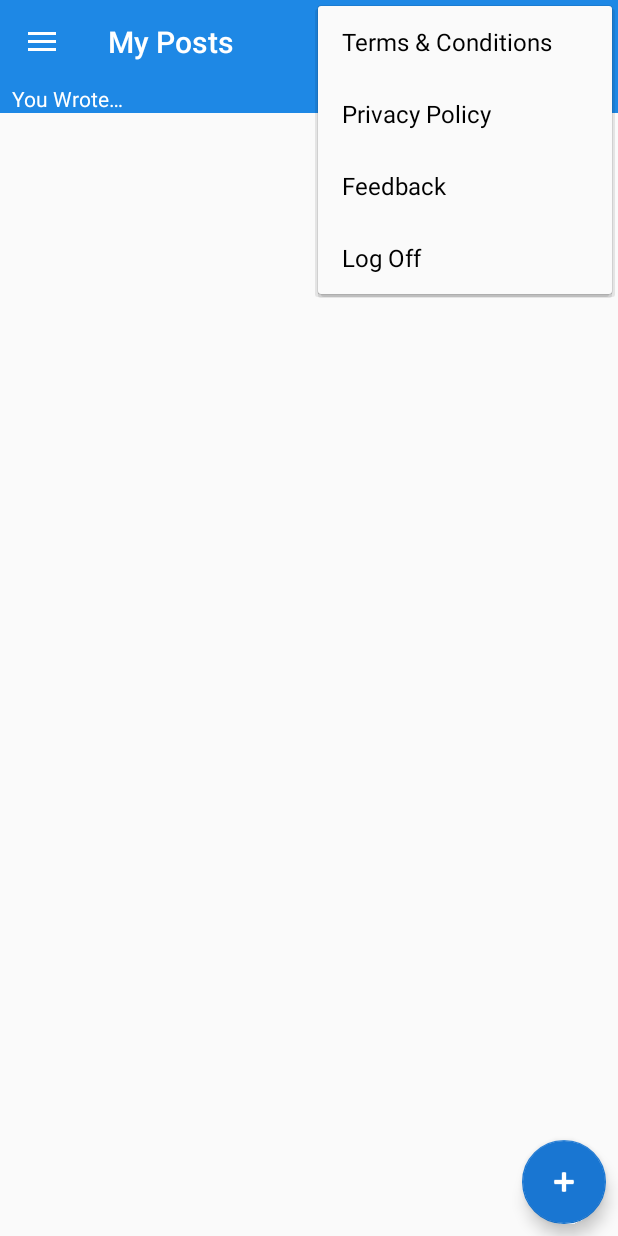
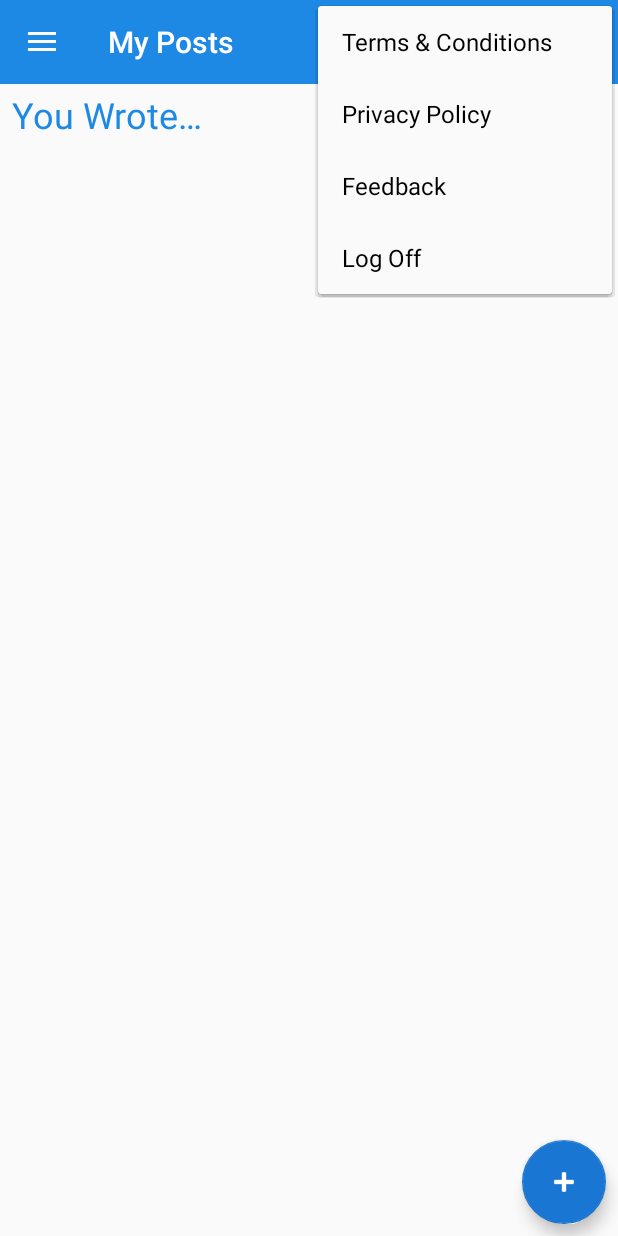
Before and after one commit to harrytrandesign/android_capstone_application_grateful, an Android app: the ListActivity screen opened directly, with no data from a screen before it, with the options menu open, on a phone screen of 412 x 824 dp. Run offline under Robolectric (Android 15) with nearby library versions, the phone set to English and light mode, and no system bars; our stand-ins replace CircleImageView, Firebase (no records; nobody signed in at launch, a user with empty details on screens opened directly); libraries missing offline, so code that uses them is left out: com.crashlytics.android, io.fabric.sdk; 7 statements that could not run were skipped.

Commit message:
Updated font styling for Fragment

```diff
--- a/app/src/main/java/com/htdwps/grateful/Fragment/UserPostFragment.java
+++ b/app/src/main/java/com/htdwps/grateful/Fragment/UserPostFragment.java
@@ -54,7 +54,7 @@ public class UserPostFragment extends Fragment {
     }
 
     public void setTypeFace() {
-        Typeface headerFont = Typeface.createFromAsset(getActivity().getAssets(), "fonts/Bevan-Regular.ttf");
+        Typeface headerFont = Typeface.createFromAsset(getActivity().getAssets(), "fonts/Courgette-Regular.ttf");
         tvUserWrote.setTypeface(headerFont);
     }
 
--- a/app/src/main/java/com/htdwps/grateful/ListActivity.java
+++ b/app/src/main/java/com/htdwps/grateful/ListActivity.java
@@ -26,6 +26,7 @@ import com.google.android.gms.appinvite.AppInviteInvitation;
 import com.google.firebase.auth.FirebaseAuth;
 import com.google.firebase.auth.FirebaseUser;
 import com.google.firebase.database.DatabaseReference;
+import com.htdwps.grateful.Fragment.UserJournalFragment;
 import com.htdwps.grateful.Fragment.UserPostFragment;
 import com.htdwps.grateful.Util.FirebaseUtil;
 import com.htdwps.grateful.Util.GlideUtil;
@@ -131,7 +132,7 @@ public class ListActivity extends AppCompatActivity implements View.OnClickListe
                 // Pass param of DatabaseReference to use the same Fragment but swap the database each time
                 return UserPostFragment.newInstance(FirebaseUtil.getAllPostRef());
             case 1:
-                return UserPostFragment.newInstance(FirebaseUtil.getAllPostRef());
+                return new UserJournalFragment();
             case 2:
                 return UserPostFragment.newInstance(FirebaseUtil.getAllPostRef());
             case 3:
--- a/app/src/main/res/layout/fragment_user_post.xml
+++ b/app/src/main/res/layout/fragment_user_post.xml
@@ -8,14 +8,10 @@
 
     <TextView
         android:id="@+id/tv_user_wrote_title"
+        style="@style/textview_recyclerview_header"
         android:layout_width="match_parent"
         android:layout_height="wrap_content"
-        android:background="@color/colorPrimary"
-        android:paddingEnd="@dimen/padding_small"
-        android:paddingStart="@dimen/padding_small"
-        android:text="@string/tv_user_wrote"
-        android:textAllCaps="false"
-        android:textColor="@color/color_text_white"/>
+        android:text="@string/tv_user_wrote"/>
 
     <android.support.v7.widget.RecyclerView
         android:id="@+id/fragment_recyclerview_post"
--- a/app/src/main/res/values/strings.xml
+++ b/app/src/main/res/values/strings.xml
@@ -58,6 +58,7 @@
     <string name="next_button_text">Next</string>
     <string name="tv_quote_inspire_daily">Inspire Yourself Daily…</string>
     <string name="tv_user_wrote">You Wrote…</string>
+    <string name="tv_user_journal_wrote">Your Journal Entries</string>
 
     <string name="hello_blank_fragment">Hello blank fragment</string>
 
--- a/app/src/main/res/values/styles.xml
+++ b/app/src/main/res/values/styles.xml
@@ -38,6 +38,7 @@
     <style name="item_layout_textview" parent="text_font_color">
     </style>
 
+    <!-- TextView -->
     <style name="textview_header_style" parent="text_font_color">
         <item name="android:layout_alignParentTop">true</item>
         <item name="android:layout_marginBottom">@dimen/padding_xsmall</item>
@@ -49,6 +50,17 @@
         <item name="android:textStyle">bold</item>
     </style>
 
+    <style name="textview_recyclerview_header">
+        <item name="android:paddingBottom">@dimen/padding_tiny</item>
+        <item name="android:paddingEnd">@dimen/padding_small</item>
+        <item name="android:paddingStart">@dimen/padding_small</item>
+        <item name="android:paddingTop">@dimen/padding_four</item>
+        <item name="android:textAllCaps">false</item>
+        <item name="android:textColor">@color/colorPrimary</item>
+        <item name="android:textSize">@dimen/font_standard</item>
+    </style>
+
+    <!-- EditText -->
     <style name="submit_edittext_field" parent="text_font_color">
         <item name="android:layout_marginTop">@dimen/padding_xsmall</item>
         <item name="android:backgroundTint">@color/colorPrimary</item>
@@ -61,6 +73,7 @@
         <item name="android:textSize">@dimen/font_small</item>
     </style>
 
+    <!-- Radio || Switch Buttons-->
     <style name="radio_button" parent="text_font_color">
         <item name="android:onClick">onRadioButtonClicked</item>
         <item name="android:textAllCaps">true</item>
@@ -69,6 +82,7 @@
         <item name="android:buttonTint">@color/colorPrimary</item>
     </style>
 
+    <!-- Submit Button Styling -->
     <style name="submit_textview_button">
         <item name="android:background">@color/colorPrimaryDark</item>
         <item name="android:padding">@dimen/padding_medium</item>
@@ -78,6 +92,7 @@
         <item name="android:textSize">@dimen/font_standard</item>
     </style>
 
+    <!-- Divider Lines -->
     <style name="horizontal_divider_line">
         <item name="android:layout_width">match_parent</item>
         <item name="android:layout_height">@dimen/line_height</item>
```
Also changed, not shown: app/src/main/res/layout/fragment_user_journal.xml (+15 -7 lines).
